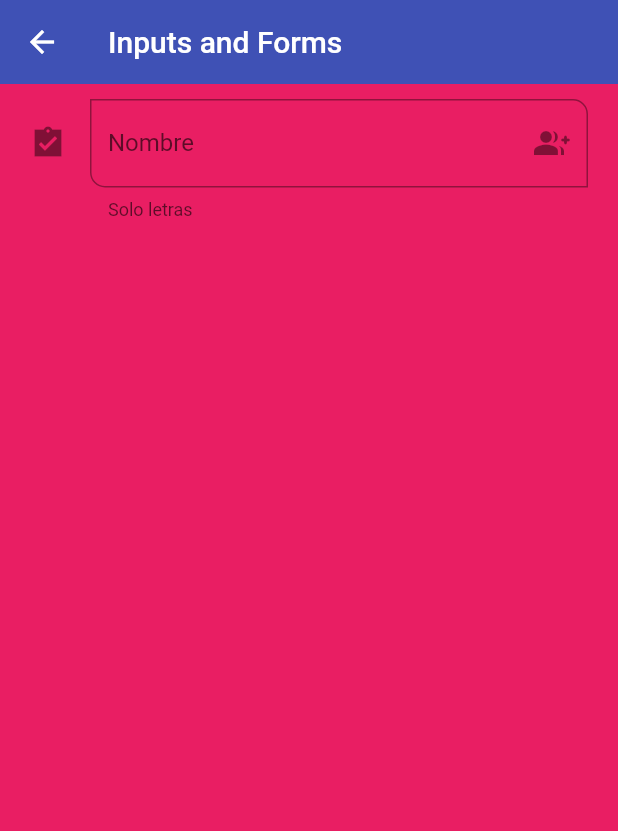
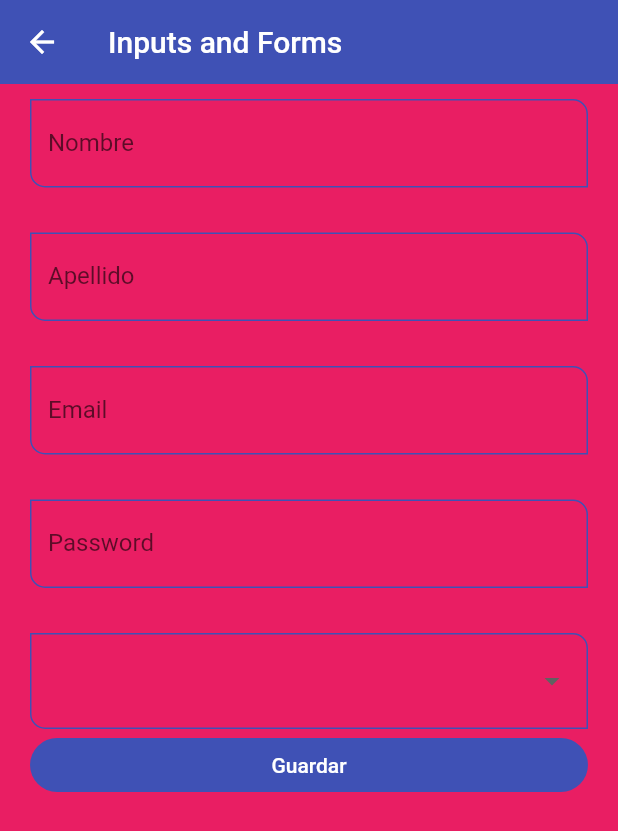
Before and after one commit to oscarriusaki/flutter1, a Flutter app: the InputScreen screen opened by its route, on a phone screen of 412 x 824 dp. Shown: the top 831 px of the screen. Run offline on Flutter 3.47's test engine with Material 2 defaults, Android fonts, the phone set to English and light mode, and no system bars.

Commit message:
second save

```diff
--- a/lib/routes/app_route.dart
+++ b/lib/routes/app_route.dart
@@ -40,6 +40,12 @@ class AppRoute {
       icon: Icons.input,
       name: 'Input',
       screen: const InputScreen(),
+    ),
+    MenuOption(
+      route: 'slider',
+      icon: Icons.summarize,
+      name: 'Slider',
+      screen: const SliderScreen(),
     )
   ];
   static Map<String, Widget Function(BuildContext context)> getRoutes() {
--- a/lib/screen/inputs_screen.dart
+++ b/lib/screen/inputs_screen.dart
@@ -1,10 +1,21 @@
 import 'package:flutter/material.dart';
+import 'package:flutter_application_2/widget/custom_input_field.dart';
 
 class InputScreen extends StatelessWidget {
   const InputScreen({Key? key}) : super(key: key);
 
   @override
   Widget build(BuildContext context) {
+    final GlobalKey<FormState> myFormKey = GlobalKey<FormState>();
+
+    final Map<String, String> formValue = {
+      'first_name': 'oscar',
+      'lat_name': 'laura',
+      'email': 'oscar@gmail.com',
+      'password': '1234567',
+      'role': 'Admin',
+    };
+
     return Scaffold(
       appBar: AppBar(
         title: Text('Inputs and Forms'),
@@ -16,39 +27,77 @@ class InputScreen extends StatelessWidget {
             horizontal: 20,
             vertical: 10,
           ),
-          child: Column(
-            children: [
-              TextFormField(
-                autofocus: false,
-                initialValue: '',
-                textCapitalization: TextCapitalization.words,
-                onChanged: (value) {
-                  print(value);
-                },
-                validator: (value) {
-                  if (value == null) return 'Este campo es requerido';
-                  return value.length < 3 ? 'Minimo de 3 letras' : null;
-                },
-                autovalidateMode: AutovalidateMode.onUserInteraction,
-                decoration: const InputDecoration(
+          child: Form(
+            key: myFormKey,
+            child: Column(
+              children: [
+                CustomInputField(
+                  labelText: 'Nombre',
                   hintText: 'Nombre del usuario',
-                  labelText: 'Nombre',
-                  helperText: 'Solo letras',
-                  // counterText: '3 caracteres',
-                  suffixIcon: Icon(Icons.group_add_rounded),
-                  icon: Icon(Icons.assignment_turned_in_sharp),
-                  focusedBorder: OutlineInputBorder(
-                    borderSide: BorderSide(color: Colors.green),
-                  ),
-                  border: OutlineInputBorder(
-                    borderRadius: BorderRadius.only(
-                      bottomLeft: Radius.circular(10),
-                      topRight: Radius.circular(10),
+                  formProperty: 'firs_name',
+                  formValues: formValue,
+                ),
+                const SizedBox(height: 30),
+                CustomInputField(
+                  labelText: 'Apellido',
+                  hintText: 'Apellido del usuario',
+                  formProperty: 'last_name',
+                  formValues: formValue,
+                ),
+                const SizedBox(height: 30),
+                CustomInputField(
+                  labelText: 'Email',
+                  hintText: 'Email del usuario',
+                  keyboardType: TextInputType.emailAddress,
+                  formProperty: 'email',
+                  formValues: formValue,
+                ),
+                const SizedBox(height: 30),
+                CustomInputField(
+                  labelText: 'Password',
+                  hintText: 'Password del usuario',
+                  obscureText: true,
+                  formProperty: 'password',
+                  formValues: formValue,
+                ),
+                const SizedBox(height: 30),
+                DropdownButtonFormField<String>(
+                  items: const [
+                    DropdownMenuItem(child: Text('Admin'), value: 'Admin'),
+                    DropdownMenuItem(
+                        child: Text('SuperUser'), value: 'SuperUser'),
+                    DropdownMenuItem(
+                      child: Text('Developer'),
+                      value: 'Developer',
+                    ),
+                    DropdownMenuItem(
+                      child: Text('Jr. Developer'),
+                      value: 'Jr. Developer',
+                    )
+                  ],
+                  onChanged: (value) {
+                    formValue['role'] = value ?? 'Admin';
+                  },
+                ),
+                ElevatedButton(
+                  child: const SizedBox(
+                    width: double.infinity,
+                    child: Center(
+                      child: Text('Guardar'),
                     ),
                   ),
-                ),
-              ),
-            ],
+                  onPressed: () {
+                    FocusScope.of(context).requestFocus(FocusNode());
+                    // imprimir valor del formulario
+                    if (!myFormKey.currentState!.validate()) {
+                      print('Formulario no valido');
+                      return;
+                    }
+                    print(formValue);
+                  },
+                )
+              ],
+            ),
           ),
         ),
       ),
--- a/lib/screen/screen.dart
+++ b/lib/screen/screen.dart
@@ -1,3 +1,4 @@
+export 'package:flutter_application_2/screen/slider_screen.dart';
 export 'package:flutter_application_2/screen/inputs_screen.dart';
 export 'package:flutter_application_2/screen/animated_screen.dart';
 export 'package:flutter_application_2/screen/avatar_screen.dart';
--- a/lib/theme/app_theme.dart
+++ b/lib/theme/app_theme.dart
@@ -25,5 +25,21 @@ class AppTheme {
         elevation: 0,
       ),
     ),
+    inputDecorationTheme: const InputDecorationTheme(
+        floatingLabelStyle: TextStyle(color: primary),
+        enabledBorder: OutlineInputBorder(
+          borderSide: BorderSide(color: primary),
+          borderRadius: BorderRadius.only(
+              bottomLeft: Radius.circular(10), topRight: Radius.circular(10)),
+        ),
+        focusedBorder: OutlineInputBorder(
+          borderSide: BorderSide(color: primary),
+          borderRadius: BorderRadius.only(
+              bottomLeft: Radius.circular(10), topRight: Radius.circular(10)),
+        ),
+        border: OutlineInputBorder(
+          borderRadius: BorderRadius.only(
+              bottomLeft: Radius.circular(10), topRight: Radius.circular(10)),
+        )),
   );
 }
--- /dev/null
+++ b/lib/widget/custom_input_field.dart
@@ -0,0 +1,51 @@
+import 'package:flutter/material.dart';
+
+class CustomInputField extends StatelessWidget {
+  final String? hintText;
+  final String? labelText;
+  final String? helperText;
+  final IconData? icon;
+  final IconData? suffixIcon;
+  final TextInputType? keyboardType;
+  final bool obscureText;
+  final String formProperty;
+  final Map<String, String> formValues;
+
+  const CustomInputField({
+    Key? key,
+    this.hintText,
+    this.labelText,
+    this.helperText,
+    this.icon,
+    this.suffixIcon,
+    this.keyboardType,
+    this.obscureText = false,
+    required this.formProperty,
+    required this.formValues,
+  }) : super(key: key);
+
+  @override
+  Widget build(BuildContext context) {
+    return TextFormField(
+      autofocus: false,
+      initialValue: '',
+      keyboardType: keyboardType,
+      obscureText: obscureText,
+      textCapitalization: TextCapitalization.words,
+      onChanged: (value) => formValues[formProperty] = value,
+      validator: (value) {
+        if (value == null) return 'Este campo es requerido';
+        return value.length < 3 ? 'Minimo de 3 letras' : null;
+      },
+      autovalidateMode: AutovalidateMode.onUserInteraction,
+      decoration: InputDecoration(
+        hintText: hintText,
+        labelText: labelText,
+        helperText: helperText,
+        // counterText: '3 caracteres',
+        suffixIcon: suffixIcon == null ? null : Icon(suffixIcon),
+        icon: icon == null ? null : Icon(icon),
+      ),
+    );
+  }
+}
```
Also changed, not shown: lib/screen/slider_screen.dart (added, +78 -0 lines).
